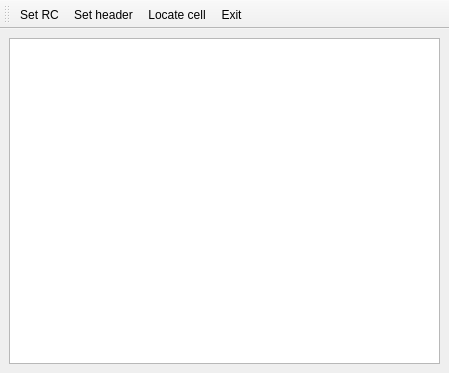
leejkee/qtlearn, file CustomDialog/mainwindow.ui: the form before one commit.
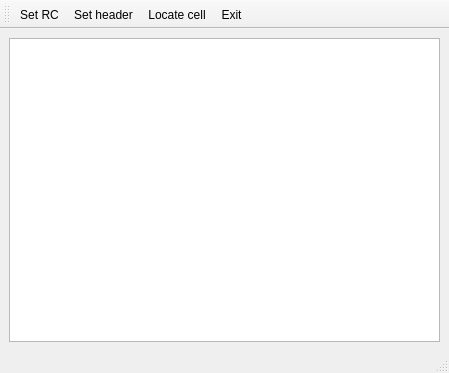
The form after the commit. Icons and pictures are not drawn.

The edit to the form file:
```diff
--- a/CustomDialog/mainwindow.ui
+++ b/CustomDialog/mainwindow.ui
@@ -38,6 +38,7 @@
    <addaction name="actionLocate_cell"/>
    <addaction name="actionExit"/>
   </widget>
+  <widget class="QStatusBar" name="statusBar"/>
   <action name="actionSet_RC">
    <property name="icon">
     <iconset theme="QIcon::ThemeIcon::MailMessageNew"/>
```
Left out of the diff: 19 changed lines with no effect on the pictures.
